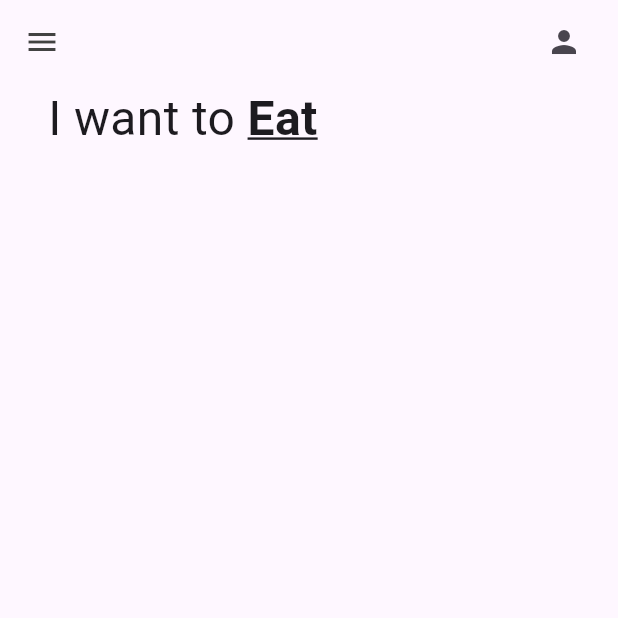
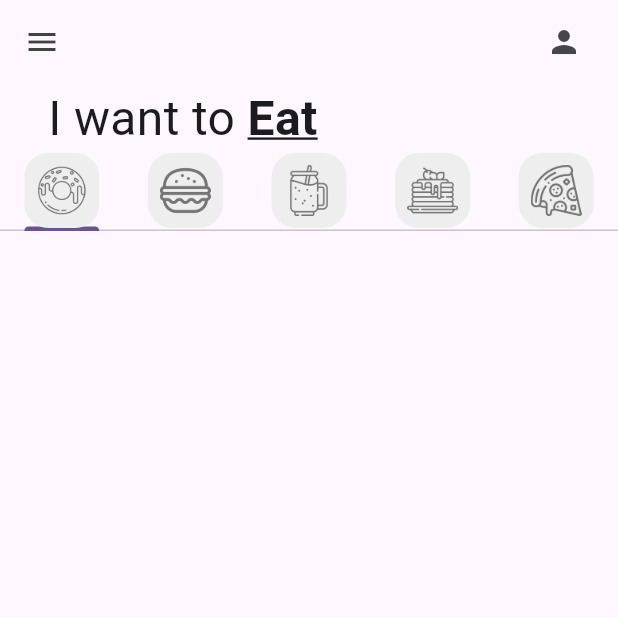
Before and after one commit to AngelTun/donut_app_8sc, a Flutter app: the screen it shows after launch, on a phone screen of 412 x 824 dp, the top half of it. Run offline on Flutter 3.47's test engine with Material 3 defaults, Android fonts, the phone set to English and light mode, and no system bars.

Commit message:
Tabs añadidos corregido

```diff
--- a/lib/pages/home_page.dart
+++ b/lib/pages/home_page.dart
@@ -12,15 +12,15 @@ class _HomePageState extends State<HomePage> {
 
 List<Widget> myTabs = [
   //Donut tab
-  MyTab(iconPath: 'lib/icons/donut.png'),
+  const MyTab(iconPath: 'lib/icons/donut.png'),
   //Burguer tab
-  MyTab(iconPath: 'lib/icons/burguer.png'),
+  const  MyTab(iconPath: 'lib/icons/burger.png'),
   //Smoothie
-  MyTab(iconPath: 'lib/icons/smoothie.png'),
+  const MyTab(iconPath: 'lib/icons/smoothie.png'),
   //Pancake tab
-  MyTab(iconPath: 'lib/icons/pancakes.png'),
+  const MyTab(iconPath: 'lib/icons/pancakes.png'),
   //Pizza tab
-  MyTab(iconPath: 'lib/icons/pizza.png'),
+  const MyTab(iconPath: 'lib/icons/pizza.png'),
 ];
 
   @override
@@ -50,16 +50,16 @@ List<Widget> myTabs = [
                     fontSize: 32,
                     fontWeight: FontWeight.bold,
                     decoration: TextDecoration.underline
-                  ),)
+                    ),)
                 ],
               ),
-            )
+          ),
+        //Tab bar
+        TabBar(tabs: myTabs),
+        //Tap bar view
+
+        //Carrito
           ],
-          //Tab bar
-      //TabBar(tabs: myTabs,)
-          //Tap bar view
-
-          //Carrito
         ) ,
         ),
     );
--- a/lib/utils/my_tab.dart
+++ b/lib/utils/my_tab.dart
@@ -4,7 +4,7 @@ class MyTab extends StatelessWidget {
   //Ruta del archivo del icono
 
   final String iconPath;
-  MyTab({super.key, required this.iconPath});
+  const MyTab({super.key, required this.iconPath});
 
   @override
   Widget build(BuildContext context) {
--- a/pubspec.yaml
+++ b/pubspec.yaml
@@ -58,9 +58,9 @@ flutter:
   uses-material-design: true
 
   # To add assets to your application, add an assets section, like this:
-   assets:
-     - lib/images/
-     - lib/icons/
+  assets:
+    - lib/icons/
+    - lib/images/
 
   # An image asset can refer to one or more resolution-specific "variants", see
   # https://flutter.dev/to/resolution-aware-images
```
